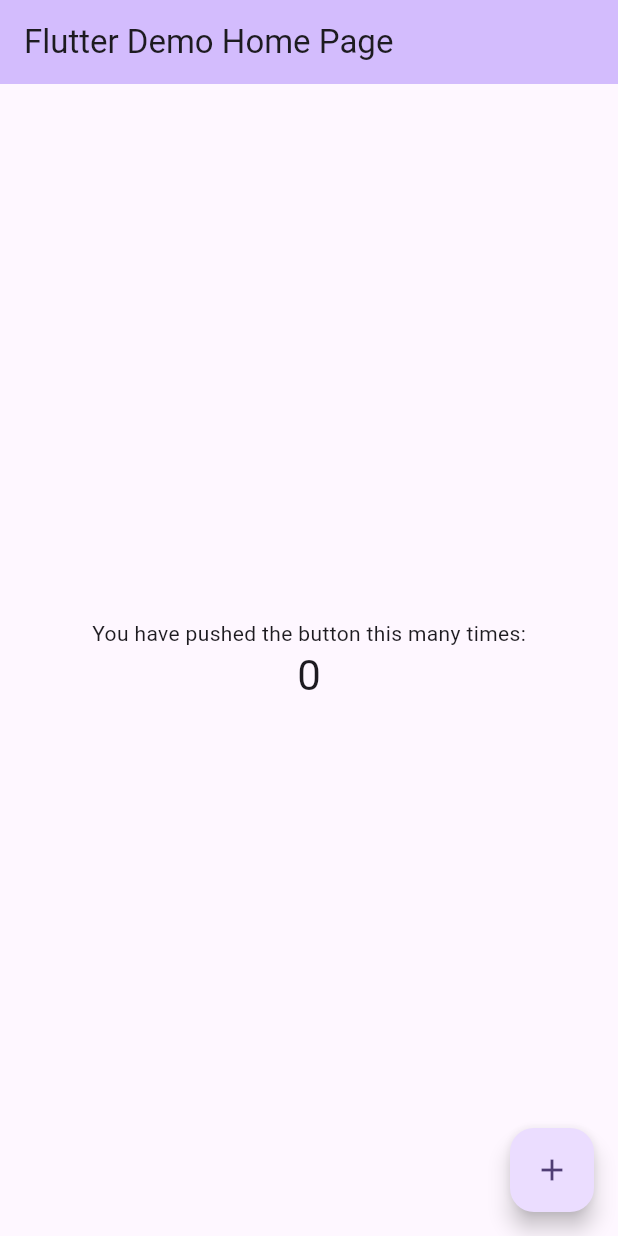
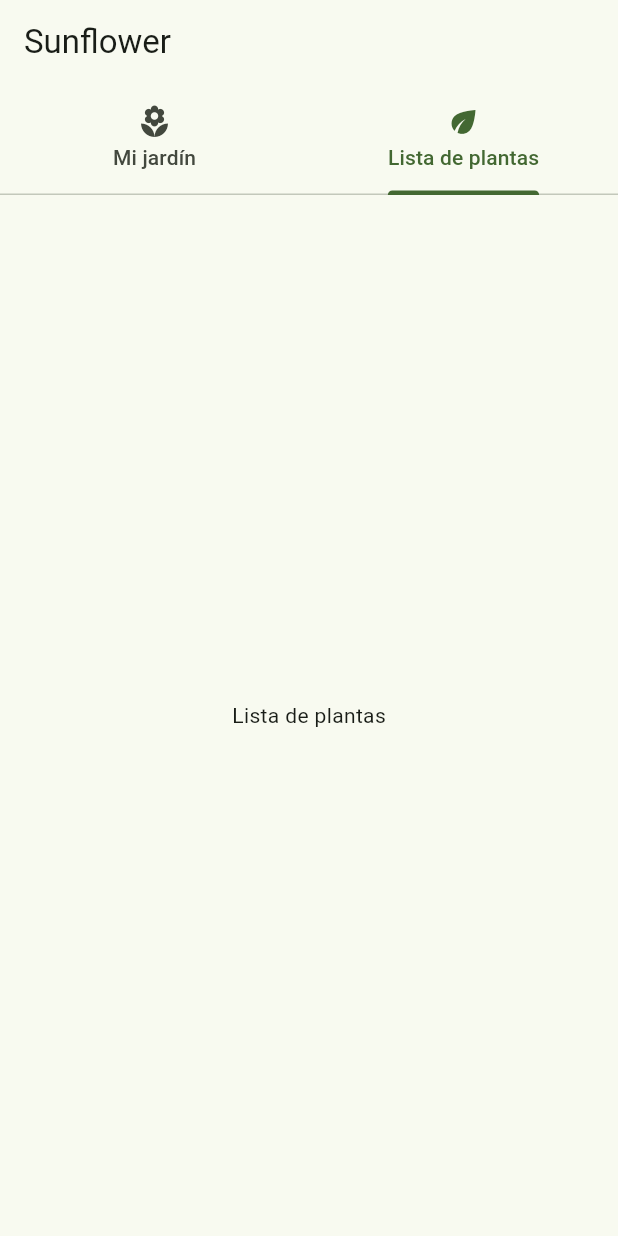
Before and after one commit to davidtruji/sunflower-flutter, a Flutter app: the screen it shows after launch, on a phone screen of 412 x 824 dp. Run offline on Flutter 3.47's test engine with Material 2 defaults, Android fonts, the phone set to English and light mode, and no system bars.

Commit message:
Create Home screen

```diff
--- a/lib/main.dart
+++ b/lib/main.dart
@@ -1,125 +1,57 @@
 import 'package:flutter/material.dart';
 
-void main() {
-  runApp(const MyApp());
-}
+void main() => runApp(const TabBarApp());
 
-class MyApp extends StatelessWidget {
-  const MyApp({super.key});
+class TabBarApp extends StatelessWidget {
+  const TabBarApp({super.key});
 
-  // This widget is the root of your application.
   @override
   Widget build(BuildContext context) {
     return MaterialApp(
-      title: 'Flutter Demo',
       theme: ThemeData(
-        // This is the theme of your application.
-        //
-        // TRY THIS: Try running your application with "flutter run". You'll see
-        // the application has a blue toolbar. Then, without quitting the app,
-        // try changing the seedColor in the colorScheme below to Colors.green
-        // and then invoke "hot reload" (save your changes or press the "hot
-        // reload" button in a Flutter-supported IDE, or press "r" if you used
-        // the command line to start the app).
-        //
-        // Notice that the counter didn't reset back to zero; the application
-        // state is not lost during the reload. To reset the state, use hot
-        // restart instead.
-        //
-        // This works for code too, not just values: Most code changes can be
-        // tested with just a hot reload.
-        colorScheme: ColorScheme.fromSeed(seedColor: Colors.deepPurple),
-        useMaterial3: true,
-      ),
-      home: const MyHomePage(title: 'Flutter Demo Home Page'),
+          useMaterial3: true,
+          colorScheme:
+              ColorScheme.fromSeed(seedColor: const Color(0xFF256F00))),
+      home: const TabBarExample(),
     );
   }
 }
 
-class MyHomePage extends StatefulWidget {
-  const MyHomePage({super.key, required this.title});
-
-  // This widget is the home page of your application. It is stateful, meaning
-  // that it has a State object (defined below) that contains fields that affect
-  // how it looks.
-
-  // This class is the configuration for the state. It holds the values (in this
-  // case the title) provided by the parent (in this case the App widget) and
-  // used by the build method of the State. Fields in a Widget subclass are
-  // always marked "final".
-
-  final String title;
-
-  @override
-  State<MyHomePage> createState() => _MyHomePageState();
-}
-
-class _MyHomePageState extends State<MyHomePage> {
-  int _counter = 0;
-
-  void _incrementCounter() {
-    setState(() {
-      // This call to setState tells the Flutter framework that something has
-      // changed in this State, which causes it to rerun the build method below
-      // so that the display can reflect the updated values. If we changed
-      // _counter without calling setState(), then the build method would not be
-      // called again, and so nothing would appear to happen.
-      _counter++;
-    });
-  }
+class TabBarExample extends StatelessWidget {
+  const TabBarExample({super.key});
 
   @override
   Widget build(BuildContext context) {
-    // This method is rerun every time setState is called, for instance as done
-    // by the _incrementCounter method above.
-    //
-    // The Flutter framework has been optimized to make rerunning build methods
-    // fast, so that you can just rebuild anything that needs updating rather
-    // than having to individually change instances of widgets.
-    return Scaffold(
-      appBar: AppBar(
-        // TRY THIS: Try changing the color here to a specific color (to
-        // Colors.amber, perhaps?) and trigger a hot reload to see the AppBar
-        // change color while the other colors stay the same.
-        backgroundColor: Theme.of(context).colorScheme.inversePrimary,
-        // Here we take the value from the MyHomePage object that was created by
-        // the App.build method, and use it to set our appbar title.
-        title: Text(widget.title),
-      ),
-      body: Center(
-        // Center is a layout widget. It takes a single child and positions it
-        // in the middle of the parent.
-        child: Column(
-          // Column is also a layout widget. It takes a list of children and
-          // arranges them vertically. By default, it sizes itself to fit its
-          // children horizontally, and tries to be as tall as its parent.
-          //
-          // Column has various properties to control how it sizes itself and
-          // how it positions its children. Here we use mainAxisAlignment to
-          // center the children vertically; the main axis here is the vertical
-          // axis because Columns are vertical (the cross axis would be
-          // horizontal).
-          //
-          // TRY THIS: Invoke "debug painting" (choose the "Toggle Debug Paint"
-          // action in the IDE, or press "p" in the console), to see the
-          // wireframe for each widget.
-          mainAxisAlignment: MainAxisAlignment.center,
+    return DefaultTabController(
+      initialIndex: 1,
+      length: 2,
+      child: Scaffold(
+        appBar: AppBar(
+          title: const Text('Sunflower'),
+          bottom: const TabBar(
+            tabs: <Widget>[
+              Tab(
+                icon: Icon(Icons.local_florist),
+                text: "Mi jardín",
+              ),
+              Tab(
+                icon: Icon(Icons.eco),
+                text: "Lista de plantas",
+              ),
+            ],
+          ),
+        ),
+        body: const TabBarView(
           children: <Widget>[
-            const Text(
-              'You have pushed the button this many times:',
+            Center(
+              child: Text("Mi jardín"),
             ),
-            Text(
-              '$_counter',
-              style: Theme.of(context).textTheme.headlineMedium,
+            Center(
+              child: Text("Lista de plantas"),
             ),
           ],
         ),
       ),
-      floatingActionButton: FloatingActionButton(
-        onPressed: _incrementCounter,
-        tooltip: 'Increment',
-        child: const Icon(Icons.add),
-      ), // This trailing comma makes auto-formatting nicer for build methods.
     );
   }
 }
--- a/pubspec.yaml
+++ b/pubspec.yaml
@@ -36,6 +36,9 @@
   # Use with the CupertinoIcons class for iOS style icons.
   cupertino_icons: ^1.0.2
 
+  # To use vector icons
+  flutter_svg: ^2.0.7
+
 dev_dependencies:
   flutter_test:
     sdk: flutter
@@ -62,6 +65,9 @@
   # assets:
   #   - images/a_dot_burr.jpeg
   #   - images/a_dot_ham.jpeg
+  assets:
+    - assets/
+
 
   # An image asset can refer to one or more resolution-specific "variants", see
   # https://flutter.dev/assets-and-images/#resolution-aware
```
Also changed, not shown: pubspec.lock.
